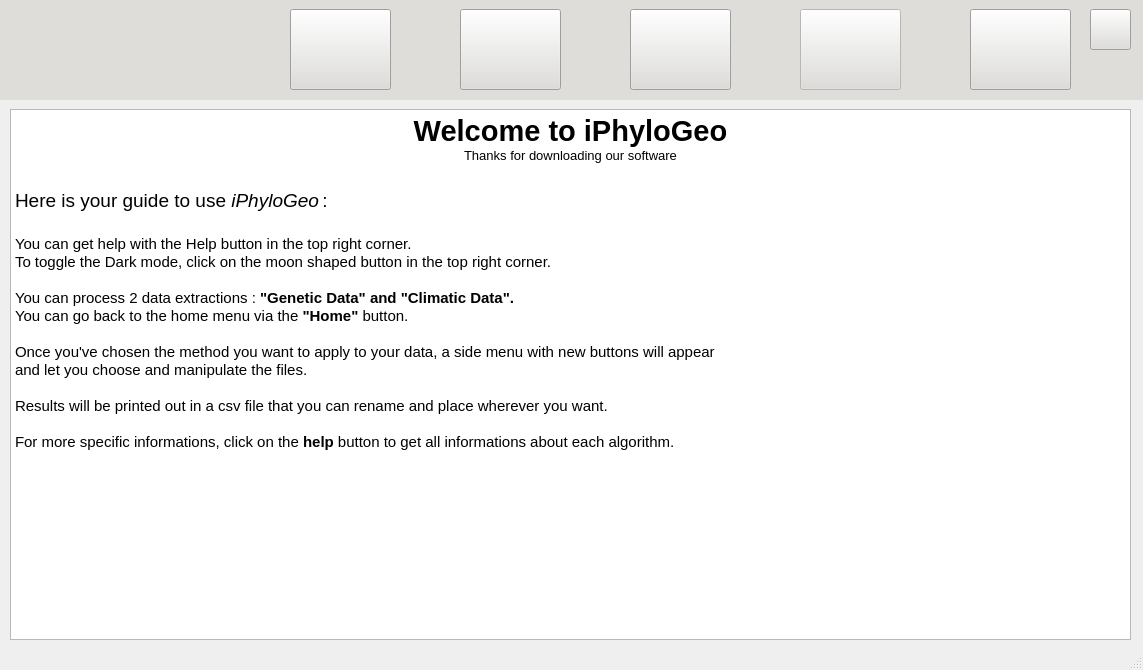
tahiri-lab/iPhyloGeo_plus_plus, file scripts/Qt/main.ui: the form before one commit.
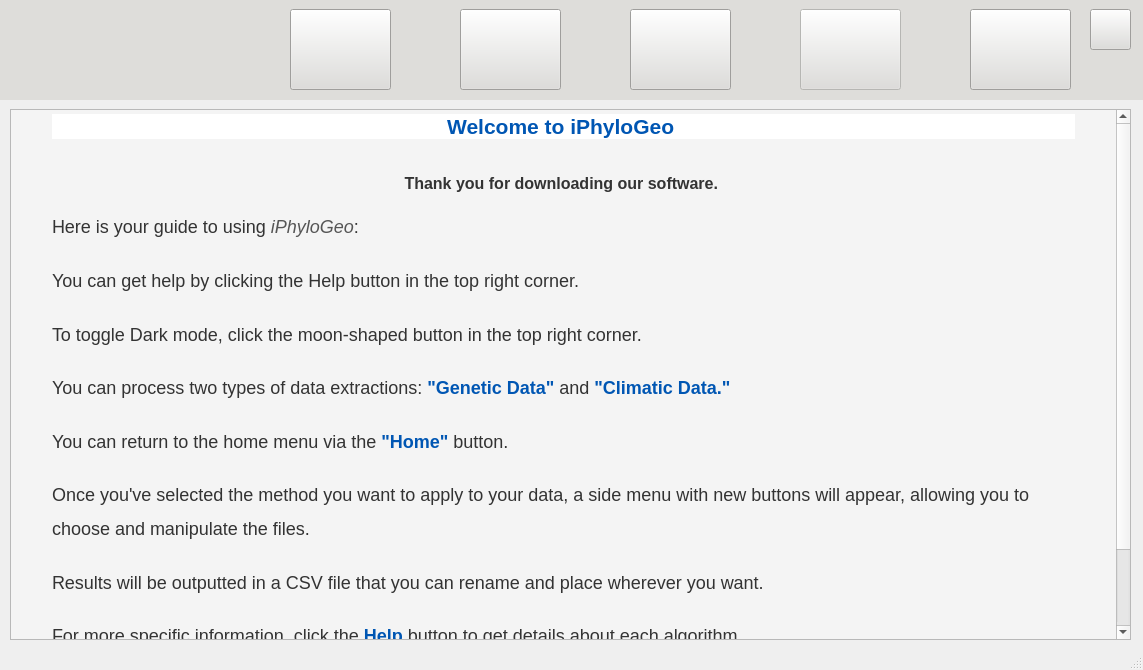
The form after the commit. The open tabs and pages were chosen to show the change. Icons and pictures are not drawn.

```diff
--- a/scripts/Qt/main.ui
+++ b/scripts/Qt/main.ui
@@ -828,27 +828,20 @@
        </property>
        <property name="html">
         <string>&lt;!DOCTYPE HTML PUBLIC &quot;-//W3C//DTD HTML 4.0//EN&quot; &quot;http://www.w3.org/TR/REC-html40/strict.dtd&quot;&gt;
-&lt;html&gt;&lt;head&gt;&lt;meta name=&quot;qrichtext&quot; content=&quot;1&quot; /&gt;&lt;style type=&quot;text/css&quot;&gt;
+&lt;html&gt;&lt;head&gt;&lt;meta name=&quot;qrichtext&quot; content=&quot;1&quot; /&gt;&lt;title&gt;iPhyloGeo Welcome&lt;/title&gt;&lt;style type=&quot;text/css&quot;&gt;
 p, li { white-space: pre-wrap; }
-&lt;/style&gt;&lt;/head&gt;&lt;body style=&quot; font-family:'MS Shell Dlg 2'; font-size:8pt; font-weight:400; font-style:normal;&quot;&gt;
-&lt;p align=&quot;center&quot; style=&quot; margin-top:0px; margin-bottom:0px; margin-left:0px; margin-right:0px; -qt-block-indent:0; text-indent:0px;&quot;&gt;&lt;span style=&quot; font-size:22pt; font-weight:600;&quot;&gt;Welcome to iPhyloGeo&lt;/span&gt;&lt;/p&gt;
-&lt;p align=&quot;center&quot; style=&quot; margin-top:0px; margin-bottom:0px; margin-left:0px; margin-right:0px; -qt-block-indent:0; text-indent:0px;&quot;&gt;&lt;span style=&quot; font-size:10pt;&quot;&gt;Thanks for downloading our software&lt;/span&gt;&lt;/p&gt;
-&lt;p align=&quot;justify&quot; style=&quot;-qt-paragraph-type:empty; margin-top:0px; margin-bottom:0px; margin-left:0px; margin-right:0px; -qt-block-indent:0; text-indent:0px;&quot;&gt;&lt;br /&gt;&lt;/p&gt;
-&lt;p align=&quot;justify&quot; style=&quot;-qt-paragraph-type:empty; margin-top:0px; margin-bottom:0px; margin-left:0px; margin-right:0px; -qt-block-indent:0; text-indent:0px;&quot;&gt;&lt;br /&gt;&lt;/p&gt;
-&lt;p align=&quot;justify&quot; style=&quot; margin-top:0px; margin-bottom:0px; margin-left:0px; margin-right:0px; -qt-block-indent:0; text-indent:0px;&quot;&gt;&lt;span style=&quot; font-size:14pt;&quot;&gt;Here is your guide to use &lt;/span&gt;&lt;span style=&quot; font-size:14pt; font-style:italic;&quot;&gt;iPhyloGeo&lt;/span&gt;&lt;span style=&quot; font-size:14pt; vertical-align:super;&quot;&gt; &lt;/span&gt;&lt;span style=&quot; font-size:14pt;&quot;&gt;:&lt;/span&gt;&lt;/p&gt;
-&lt;p align=&quot;justify&quot; style=&quot;-qt-paragraph-type:empty; margin-top:0px; margin-bottom:0px; margin-left:0px; margin-right:0px; -qt-block-indent:0; text-indent:0px; font-size:14pt; vertical-align:super;&quot;&gt;&lt;br /&gt;&lt;/p&gt;
-&lt;p align=&quot;justify&quot; style=&quot; margin-top:0px; margin-bottom:0px; margin-left:0px; margin-right:0px; -qt-block-indent:0; text-indent:0px;&quot;&gt;&lt;span style=&quot; font-size:11pt;&quot;&gt;You can get help with the Help button in the top right corner.&lt;/span&gt;&lt;/p&gt;
-&lt;p align=&quot;justify&quot; style=&quot; margin-top:0px; margin-bottom:0px; margin-left:0px; margin-right:0px; -qt-block-indent:0; text-indent:0px;&quot;&gt;&lt;span style=&quot; font-size:11pt;&quot;&gt;To toggle the Dark mode, click on the moon shaped button in the top right corner.&lt;/span&gt;&lt;/p&gt;
-&lt;p align=&quot;justify&quot; style=&quot;-qt-paragraph-type:empty; margin-top:0px; margin-bottom:0px; margin-left:0px; margin-right:0px; -qt-block-indent:0; text-indent:0px; font-size:11pt;&quot;&gt;&lt;br /&gt;&lt;/p&gt;
-&lt;p align=&quot;justify&quot; style=&quot; margin-top:0px; margin-bottom:0px; margin-left:0px; margin-right:0px; -qt-block-indent:0; text-indent:0px;&quot;&gt;&lt;span style=&quot; font-size:11pt;&quot;&gt;You can process 2 data extractions : &lt;/span&gt;&lt;span style=&quot; font-size:11pt; font-weight:600;&quot;&gt;&amp;quot;Genetic Data&amp;quot; and&lt;/span&gt;&lt;span style=&quot; font-size:11pt;&quot;&gt; &lt;/span&gt;&lt;span style=&quot; font-size:11pt; font-weight:600;&quot;&gt;&amp;quot;Climatic Data&amp;quot;.&lt;/span&gt;&lt;/p&gt;
-&lt;p align=&quot;justify&quot; style=&quot; margin-top:0px; margin-bottom:0px; margin-left:0px; margin-right:0px; -qt-block-indent:0; text-indent:0px;&quot;&gt;&lt;span style=&quot; font-size:11pt;&quot;&gt;You can go back to the home menu via the &lt;/span&gt;&lt;span style=&quot; font-size:11pt; font-weight:600;&quot;&gt;&amp;quot;Home&amp;quot;&lt;/span&gt;&lt;span style=&quot; font-size:11pt;&quot;&gt; button.&lt;/span&gt;&lt;/p&gt;
-&lt;p align=&quot;justify&quot; style=&quot;-qt-paragraph-type:empty; margin-top:0px; margin-bottom:0px; margin-left:0px; margin-right:0px; -qt-block-indent:0; text-indent:0px; font-size:11pt;&quot;&gt;&lt;br /&gt;&lt;/p&gt;
-&lt;p align=&quot;justify&quot; style=&quot; margin-top:0px; margin-bottom:0px; margin-left:0px; margin-right:0px; -qt-block-indent:0; text-indent:0px;&quot;&gt;&lt;span style=&quot; font-size:11pt;&quot;&gt;Once you've chosen the method you want to apply to your data, a side menu with new buttons will appear &lt;/span&gt;&lt;/p&gt;
-&lt;p align=&quot;justify&quot; style=&quot; margin-top:0px; margin-bottom:0px; margin-left:0px; margin-right:0px; -qt-block-indent:0; text-indent:0px;&quot;&gt;&lt;span style=&quot; font-size:11pt;&quot;&gt;and let you choose and manipulate the files.&lt;/span&gt;&lt;/p&gt;
-&lt;p align=&quot;justify&quot; style=&quot;-qt-paragraph-type:empty; margin-top:0px; margin-bottom:0px; margin-left:0px; margin-right:0px; -qt-block-indent:0; text-indent:0px; font-size:11pt; font-weight:600;&quot;&gt;&lt;br /&gt;&lt;/p&gt;
-&lt;p align=&quot;justify&quot; style=&quot; margin-top:0px; margin-bottom:0px; margin-left:0px; margin-right:0px; -qt-block-indent:0; text-indent:0px;&quot;&gt;&lt;span style=&quot; font-size:11pt;&quot;&gt;Results will be printed out in a csv file that you can rename and place wherever you want.&lt;/span&gt;&lt;/p&gt;
-&lt;p align=&quot;justify&quot; style=&quot;-qt-paragraph-type:empty; margin-top:0px; margin-bottom:0px; margin-left:0px; margin-right:0px; -qt-block-indent:0; text-indent:0px; font-size:11pt;&quot;&gt;&lt;br /&gt;&lt;/p&gt;
-&lt;p align=&quot;justify&quot; style=&quot; margin-top:0px; margin-bottom:0px; margin-left:0px; margin-right:0px; -qt-block-indent:0; text-indent:0px;&quot;&gt;&lt;span style=&quot; font-size:11pt;&quot;&gt;For more specific informations, click on the &lt;/span&gt;&lt;span style=&quot; font-size:11pt; font-weight:600;&quot;&gt;help&lt;/span&gt;&lt;span style=&quot; font-size:11pt;&quot;&gt; button to get all informations about each algorithm.&lt;/span&gt;&lt;/p&gt;&lt;/body&gt;&lt;/html&gt;</string>
+&lt;/style&gt;&lt;/head&gt;&lt;body style=&quot; font-family:'MS Shell Dlg 2'; font-size:8pt; font-weight:400; font-style:normal;&quot; bgcolor=&quot;#f4f4f4&quot;&gt;
+&lt;h1 align=&quot;center&quot; style=&quot; margin-top:40px; margin-bottom:20px; margin-left:37px; margin-right:37px; -qt-block-indent:0; text-indent:0px; line-height:160%; background-color:#ffffff;&quot;&gt;&lt;span style=&quot; font-family:'Arial','sans-serif'; font-size:xx-large; font-weight:600; color:#0056b3;&quot;&gt;Welcome to iPhyloGeo&lt;/span&gt;&lt;span style=&quot; font-family:'Arial','sans-serif'; font-size:xx-large; font-weight:600; color:#333333;&quot;&gt; &lt;/span&gt;&lt;/h1&gt;
+&lt;h2 align=&quot;center&quot; style=&quot; margin-top:16px; margin-bottom:12px; margin-left:37px; margin-right:37px; -qt-block-indent:0; text-indent:0px; line-height:160%;&quot;&gt;&lt;span style=&quot; font-family:'Arial','sans-serif'; font-size:x-large; font-weight:600; color:#333333;&quot;&gt;Thank you for downloading our software.&lt;/span&gt;&lt;span style=&quot; font-family:'Arial','sans-serif'; font-size:x-large; font-weight:600; color:#333333;&quot;&gt; &lt;/span&gt;&lt;/h2&gt;
+&lt;p style=&quot; margin-top:12px; margin-bottom:20px; margin-left:37px; margin-right:37px; -qt-block-indent:0; text-indent:0px; line-height:160%;&quot;&gt;&lt;span style=&quot; font-family:'Arial','sans-serif'; font-size:18px; color:#333333;&quot;&gt;Here is your guide to using &lt;/span&gt;&lt;span style=&quot; font-family:'Arial','sans-serif'; font-size:18px; font-style:italic; color:#555555;&quot;&gt;iPhyloGeo&lt;/span&gt;&lt;span style=&quot; font-family:'Arial','sans-serif'; font-size:18px; color:#333333;&quot;&gt;:&lt;/span&gt;&lt;span style=&quot; font-family:'Arial','sans-serif'; font-size:16px; color:#333333;&quot;&gt; &lt;/span&gt;&lt;/p&gt;
+&lt;p style=&quot; margin-top:12px; margin-bottom:20px; margin-left:37px; margin-right:37px; -qt-block-indent:0; text-indent:0px; line-height:160%;&quot;&gt;&lt;span style=&quot; font-family:'Arial','sans-serif'; font-size:18px; color:#333333;&quot;&gt;You can get help by clicking the Help button in the top right corner.&lt;/span&gt;&lt;span style=&quot; font-family:'Arial','sans-serif'; font-size:16px; color:#333333;&quot;&gt; &lt;/span&gt;&lt;/p&gt;
+&lt;p style=&quot; margin-top:12px; margin-bottom:20px; margin-left:37px; margin-right:37px; -qt-block-indent:0; text-indent:0px; line-height:160%;&quot;&gt;&lt;span style=&quot; font-family:'Arial','sans-serif'; font-size:18px; color:#333333;&quot;&gt;To toggle Dark mode, click the moon-shaped button in the top right corner.&lt;/span&gt;&lt;span style=&quot; font-family:'Arial','sans-serif'; font-size:16px; color:#333333;&quot;&gt; &lt;/span&gt;&lt;/p&gt;
+&lt;p style=&quot; margin-top:12px; margin-bottom:20px; margin-left:37px; margin-right:37px; -qt-block-indent:0; text-indent:0px; line-height:160%;&quot;&gt;&lt;span style=&quot; font-family:'Arial','sans-serif'; font-size:18px; color:#333333;&quot;&gt;You can process two types of data extractions: &lt;/span&gt;&lt;span style=&quot; font-family:'Arial','sans-serif'; font-size:18px; font-weight:600; color:#0056b3;&quot;&gt;&amp;quot;Genetic Data&amp;quot;&lt;/span&gt;&lt;span style=&quot; font-family:'Arial','sans-serif'; font-size:18px; color:#333333;&quot;&gt; and &lt;/span&gt;&lt;span style=&quot; font-family:'Arial','sans-serif'; font-size:18px; font-weight:600; color:#0056b3;&quot;&gt;&amp;quot;Climatic Data.&amp;quot;&lt;/span&gt;&lt;span style=&quot; font-family:'Arial','sans-serif'; font-size:16px; color:#333333;&quot;&gt; &lt;/span&gt;&lt;/p&gt;
+&lt;p style=&quot; margin-top:12px; margin-bottom:20px; margin-left:37px; margin-right:37px; -qt-block-indent:0; text-indent:0px; line-height:160%;&quot;&gt;&lt;span style=&quot; font-family:'Arial','sans-serif'; font-size:18px; color:#333333;&quot;&gt;You can return to the home menu via the &lt;/span&gt;&lt;span style=&quot; font-family:'Arial','sans-serif'; font-size:18px; font-weight:600; color:#0056b3;&quot;&gt;&amp;quot;Home&amp;quot;&lt;/span&gt;&lt;span style=&quot; font-family:'Arial','sans-serif'; font-size:18px; color:#333333;&quot;&gt; button.&lt;/span&gt;&lt;span style=&quot; font-family:'Arial','sans-serif'; font-size:16px; color:#333333;&quot;&gt; &lt;/span&gt;&lt;/p&gt;
+&lt;p style=&quot; margin-top:12px; margin-bottom:20px; margin-left:37px; margin-right:37px; -qt-block-indent:0; text-indent:0px; line-height:160%;&quot;&gt;&lt;span style=&quot; font-family:'Arial','sans-serif'; font-size:18px; color:#333333;&quot;&gt;Once you've selected the method you want to apply to your data, a side menu with new buttons will appear, allowing you to choose and manipulate the files.&lt;/span&gt;&lt;span style=&quot; font-family:'Arial','sans-serif'; font-size:16px; color:#333333;&quot;&gt; &lt;/span&gt;&lt;/p&gt;
+&lt;p style=&quot; margin-top:12px; margin-bottom:20px; margin-left:37px; margin-right:37px; -qt-block-indent:0; text-indent:0px; line-height:160%;&quot;&gt;&lt;span style=&quot; font-family:'Arial','sans-serif'; font-size:18px; color:#333333;&quot;&gt;Results will be outputted in a CSV file that you can rename and place wherever you want.&lt;/span&gt;&lt;span style=&quot; font-family:'Arial','sans-serif'; font-size:16px; color:#333333;&quot;&gt; &lt;/span&gt;&lt;/p&gt;
+&lt;p style=&quot; margin-top:12px; margin-bottom:20px; margin-left:37px; margin-right:37px; -qt-block-indent:0; text-indent:0px; line-height:160%;&quot;&gt;&lt;span style=&quot; font-family:'Arial','sans-serif'; font-size:18px; color:#333333;&quot;&gt;For more specific information, click the &lt;/span&gt;&lt;span style=&quot; font-family:'Arial','sans-serif'; font-size:18px; font-weight:600; color:#0056b3;&quot;&gt;Help&lt;/span&gt;&lt;span style=&quot; font-family:'Arial','sans-serif'; font-size:18px; color:#333333;&quot;&gt; button to get details about each algorithm.&lt;/span&gt;&lt;span style=&quot; font-family:'Arial','sans-serif'; font-size:16px; color:#333333;&quot;&gt; &lt;/span&gt;&lt;/p&gt;
+&lt;p align=&quot;center&quot; style=&quot; margin-top:40px; margin-bottom:0px; margin-left:37px; margin-right:37px; -qt-block-indent:0; text-indent:0px; line-height:160%;&quot;&gt;&lt;span style=&quot; font-family:'Arial','sans-serif'; font-size:14px; color:#888888;&quot;&gt;© 2024 iPhyloGeo. All rights reserved.&lt;/span&gt;&lt;span style=&quot; font-family:'Arial','sans-serif'; font-size:16px; color:#333333;&quot;&gt; &lt;/span&gt;&lt;/p&gt;&lt;/body&gt;&lt;/html&gt;</string>
        </property>
       </widget>
      </widget>
```
Left out of the diff: 62 changed lines with no effect on the pictures.
